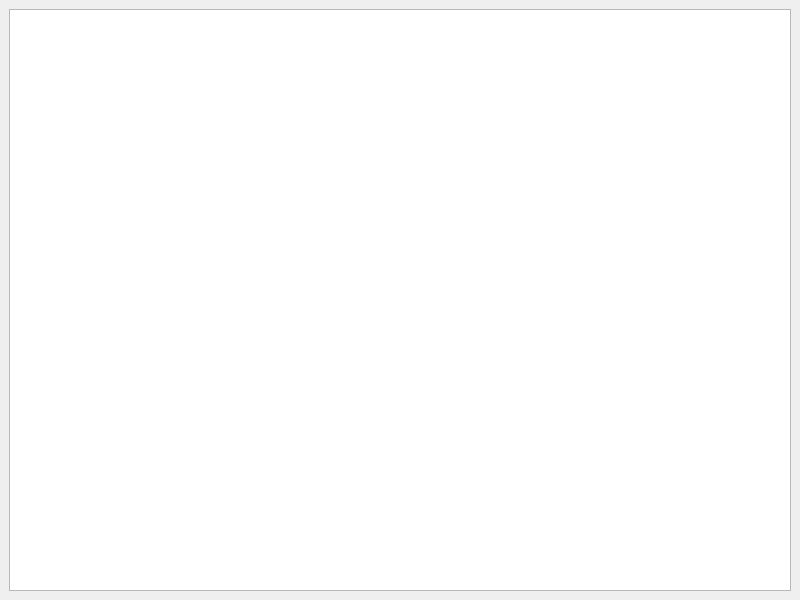
LianLom/cofee_project, file main.ui: the form before one commit.
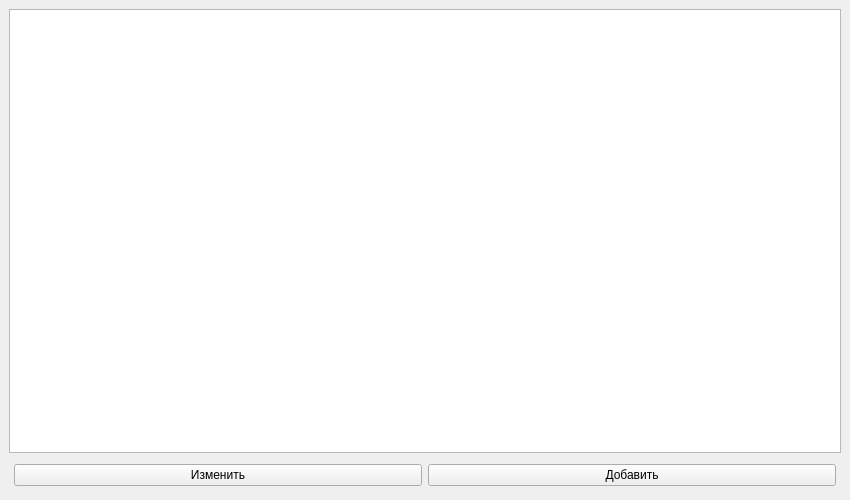
The form after the commit.

Commit message: Add addEditCoffeeForm.ui and do corresponding changes in main.py. This is "Capuccino" version of project.

```diff
--- a/main.ui
+++ b/main.ui
@@ -6,8 +6,8 @@
    <rect>
     <x>0</x>
     <y>0</y>
-    <width>800</width>
-    <height>600</height>
+    <width>850</width>
+    <height>500</height>
    </rect>
   </property>
   <property name="windowTitle">
@@ -18,6 +18,36 @@
     <item>
      <widget class="QTableWidget" name="CoffeeTable"/>
     </item>
+    <item>
+     <layout class="QHBoxLayout" name="horizontalLayout">
+      <property name="leftMargin">
+       <number>5</number>
+      </property>
+      <property name="topMargin">
+       <number>5</number>
+      </property>
+      <property name="rightMargin">
+       <number>5</number>
+      </property>
+      <property name="bottomMargin">
+       <number>5</number>
+      </property>
+      <item>
+       <widget class="QPushButton" name="ChangeRecord">
+        <property name="text">
+         <string>Изменить</string>
+        </property>
+       </widget>
+      </item>
+      <item>
+       <widget class="QPushButton" name="AddRecord">
+        <property name="text">
+         <string>Добавить</string>
+        </property>
+       </widget>
+      </item>
+     </layout>
+    </item>
    </layout>
   </widget>
  </widget>
```
The commit also changes 3 other files.
